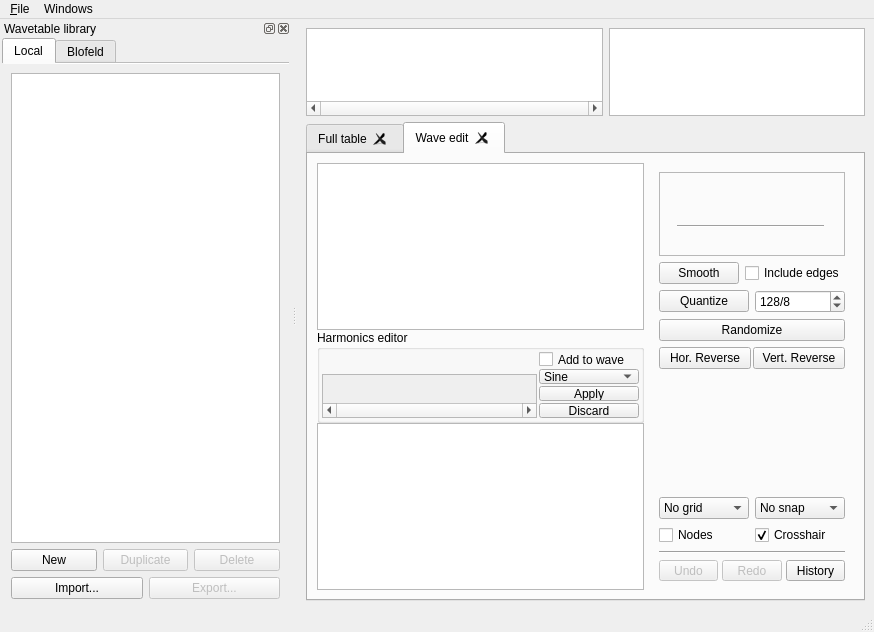
Qt form bigglesworth/ui/wavetables.ui (MaurizioB/Bigglesworth) before a commit.
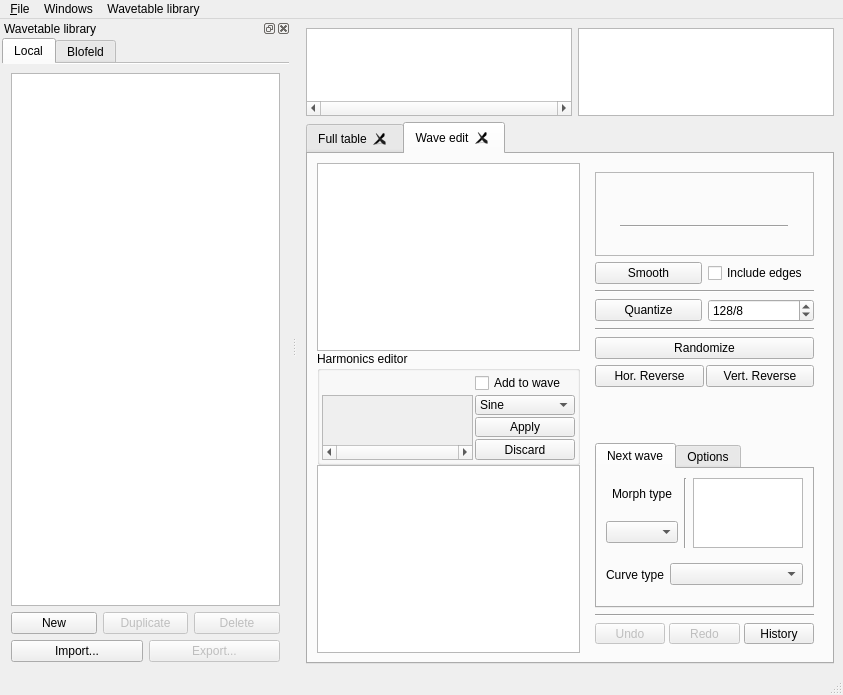
The same form after that commit. The open tabs and pages were chosen to show the change. Icons and pictures are not drawn. Custom widgets are drawn as their Qt base class.

Commit message: Support for curve morph, recent wavetable menu. Linear morph has been merged to Curve (which is linear by default), but undo is not implemented yet. Wavetable library menu widget changed to menu including recent tables, could still change (recent > file menu) to keep easier toggle for dock panel.

What changed in the file:
```diff
--- a/bigglesworth/ui/wavetables.ui
+++ b/bigglesworth/ui/wavetables.ui
@@ -6,14 +6,14 @@
    <rect>
     <x>0</x>
     <y>0</y>
-    <width>874</width>
-    <height>632</height>
+    <width>843</width>
+    <height>695</height>
    </rect>
   </property>
   <property name="minimumSize">
    <size>
-    <width>693</width>
-    <height>518</height>
+    <width>640</width>
+    <height>580</height>
    </size>
   </property>
   <property name="windowTitle">
@@ -526,7 +526,7 @@
        <attribute name="title">
         <string>Wave edit</string>
        </attribute>
-       <layout class="QGridLayout" name="gridLayout_2" columnstretch="9,0">
+       <layout class="QGridLayout" name="gridLayout_2" columnstretch="9,1">
         <property name="verticalSpacing">
          <number>0</number>
         </property>
@@ -711,79 +711,7 @@
         <item row="0" column="1" rowspan="3">
          <widget class="QWidget" name="editPanel" native="true">
           <layout class="QGridLayout" name="gridLayout_3">
-           <item row="6" column="0">
-            <spacer name="verticalSpacer">
-             <property name="orientation">
-              <enum>Qt::Vertical</enum>
-             </property>
-             <property name="sizeHint" stdset="0">
-              <size>
-               <width>20</width>
-               <height>40</height>
-              </size>
-             </property>
-            </spacer>
-           </item>
-           <item row="8" column="0">
-            <layout class="QGridLayout" name="gridLayout_5">
-             <item row="0" column="0">
-              <widget class="QComboBox" name="gridCombo">
-               <item>
-                <property name="text">
-                 <string>No grid</string>
-                </property>
-               </item>
-               <item>
-                <property name="text">
-                 <string>Main grid</string>
-                </property>
-               </item>
-               <item>
-                <property name="text">
-                 <string>Full grid</string>
-                </property>
-               </item>
-              </widget>
-             </item>
-             <item row="0" column="1">
-              <widget class="QComboBox" name="snapCombo">
-               <item>
-                <property name="text">
-                 <string>No snap</string>
-                </property>
-               </item>
-               <item>
-                <property name="text">
-                 <string>Grid snap</string>
-                </property>
-               </item>
-               <item>
-                <property name="text">
-                 <string>Big snap</string>
-                </property>
-               </item>
-              </widget>
-             </item>
-             <item row="1" column="0">
-              <widget class="QCheckBox" name="showNodesChk">
-               <property name="text">
-                <string>Nodes</string>
-               </property>
-              </widget>
-             </item>
-             <item row="1" column="1">
-              <widget class="QCheckBox" name="showCrosshairChk">
-               <property name="text">
-                <string>Crosshair</string>
-               </property>
-               <property name="checked">
-                <bool>true</bool>
-               </property>
-              </widget>
-             </item>
-            </layout>
-           </item>
-           <item row="3" column="0">
+           <item row="5" column="0">
             <widget class="QPushButton" name="randomBtn">
              <property name="text">
               <string>Randomize</string>
@@ -794,105 +722,6 @@
              </property>
             </widget>
            </item>
-           <item row="10" column="0">
-            <layout class="QHBoxLayout" name="horizontalLayout_5">
-             <property name="spacing">
-              <number>4</number>
-             </property>
-             <property name="margin">
-              <number>0</number>
-             </property>
-             <item>
-              <widget class="QToolButton" name="waveUndoBtn">
-               <property name="enabled">
-                <bool>false</bool>
-               </property>
-               <property name="sizePolicy">
-                <sizepolicy hsizetype="Preferred" vsizetype="Fixed">
-                 <horstretch>0</horstretch>
-                 <verstretch>0</verstretch>
-                </sizepolicy>
-               </property>
-               <property name="text">
-                <string>Undo</string>
-               </property>
-               <property name="icon">
-                <iconset theme="edit-undo">
-                 <normaloff>../../../../../../../</normaloff>../../../../../../../</iconset>
-               </property>
-              </widget>
-             </item>
-             <item>
-              <widget class="QToolButton" name="waveRedoBtn">
-               <property name="enabled">
-                <bool>false</bool>
-               </property>
-               <property name="sizePolicy">
-                <sizepolicy hsizetype="Preferred" vsizetype="Fixed">
-                 <horstretch>0</horstretch>
-                 <verstretch>0</verstretch>
-                </sizepolicy>
-               </property>
-               <property name="text">
-                <string>Redo</string>
-               </property>
-               <property name="icon">
-                <iconset theme="edit-redo">
-                 <normaloff>../../../../../.designer/backup</normaloff>../../../../../.designer/backup</iconset>
-               </property>
-              </widget>
-             </item>
-             <item>
-              <widget class="QToolButton" name="waveUndoHistoryBtn">
-               <property name="sizePolicy">
-                <sizepolicy hsizetype="Preferred" vsizetype="Fixed">
-                 <horstretch>0</horstretch>
-                 <verstretch>0</verstretch>
-                </sizepolicy>
-               </property>
-               <property name="toolTip">
-                <string>Show action history</string>
-               </property>
-               <property name="text">
-                <string>History</string>
-               </property>
-               <property name="icon">
-                <iconset theme="edit-undo-history">
-                 <normaloff>../../../../../.designer/backup</normaloff>../../../../../.designer/backup</iconset>
-               </property>
-              </widget>
-             </item>
-            </layout>
-           </item>
-           <item row="4" column="0">
-            <layout class="QHBoxLayout" name="horizontalLayout_2">
-             <property name="spacing">
-              <number>2</number>
-             </property>
-             <item>
-              <widget class="QPushButton" name="hRevBtn">
-               <property name="text">
-                <string>Hor. Reverse</string>
-               </property>
-               <property name="icon">
-                <iconset theme="distribute-horizontal">
-                 <normaloff>../../../../../.designer/backup</normaloff>../../../../../.designer/backup</iconset>
-               </property>
-              </widget>
-             </item>
-             <item>
-              <widget class="QPushButton" name="vRevBtn">
-               <property name="text">
-                <string>Vert. Reverse</string>
-               </property>
-               <property name="icon">
-                <iconset theme="distribute-vertical">
-                 <normaloff>../../../../../.designer/backup</normaloff>../../../../../.designer/backup</iconset>
-               </property>
-              </widget>
-             </item>
-            </layout>
-           </item>
            <item row="0" column="0">
             <widget class="QFrame" name="horizontalFrame">
              <property name="frameShape">
@@ -1238,36 +1067,7 @@
              </layout>
             </widget>
            </item>
-           <item row="9" column="0">
-            <widget class="Line" name="line">
-             <property name="orientation">
-              <enum>Qt::Horizontal</enum>
-             </property>
-            </widget>
-           </item>
-           <item row="1" column="0">
-            <layout class="QHBoxLayout" name="horizontalLayout_6">
-             <item>
-              <widget class="QPushButton" name="smoothBtn">
-               <property name="text">
-                <string>Smooth</string>
-               </property>
-               <property name="icon">
-                <iconset theme="node-type-auto-smooth">
-                 <normaloff>../../../../../.designer/backup</normaloff>../../../../../.designer/backup</iconset>
-               </property>
-              </widget>
-             </item>
-             <item>
-              <widget class="QCheckBox" name="smoothEdgesChk">
-               <property name="text">
-                <string>Include edges</string>
-               </property>
-              </widget>
-             </item>
-            </layout>
-           </item>
-           <item row="2" column="0">
+           <item row="3" column="0">
             <layout class="QHBoxLayout" name="horizontalLayout_11">
              <item>
               <widget class="QPushButton" name="quantizeBtn">
@@ -1299,6 +1099,359 @@
              </item>
             </layout>
            </item>
+           <item row="1" column="0">
+            <layout class="QHBoxLayout" name="horizontalLayout_6">
+             <item>
+              <widget class="QPushButton" name="smoothBtn">
+               <property name="text">
+                <string>Smooth</string>
+               </property>
+               <property name="icon">
+                <iconset theme="node-type-auto-smooth">
+                 <normaloff>../../../../../.designer/backup</normaloff>../../../../../.designer/backup</iconset>
+               </property>
+              </widget>
+             </item>
+             <item>
+              <widget class="QCheckBox" name="smoothEdgesChk">
+               <property name="text">
+                <string>Include edges</string>
+               </property>
+              </widget>
+             </item>
+            </layout>
+           </item>
+           <item row="12" column="0">
+            <layout class="QHBoxLayout" name="horizontalLayout_5">
+             <property name="spacing">
+              <number>4</number>
+             </property>
+             <property name="margin">
+              <number>0</number>
+             </property>
+             <item>
+              <widget class="QToolButton" name="waveUndoBtn">
+               <property name="enabled">
+                <bool>false</bool>
+               </property>
+               <property name="sizePolicy">
+                <sizepolicy hsizetype="Preferred" vsizetype="Fixed">
+                 <horstretch>0</horstretch>
+                 <verstretch>0</verstretch>
+                </sizepolicy>
+               </property>
+               <property name="text">
+                <string>Undo</string>
+               </property>
+               <property name="icon">
+                <iconset theme="edit-undo">
+                 <normaloff>../../../../../../../</normaloff>../../../../../../../</iconset>
+               </property>
+              </widget>
+             </item>
+             <item>
+              <widget class="QToolButton" name="waveRedoBtn">
+               <property name="enabled">
+                <bool>false</bool>
+               </property>
+               <property name="sizePolicy">
+                <sizepolicy hsizetype="Preferred" vsizetype="Fixed">
+                 <horstretch>0</horstretch>
+                 <verstretch>0</verstretch>
+                </sizepolicy>
+               </property>
+               <property name="text">
+                <string>Redo</string>
+               </property>
+               <property name="icon">
+                <iconset theme="edit-redo">
+                 <normaloff>../../../../../.designer/backup</normaloff>../../../../../.designer/backup</iconset>
+               </property>
+              </widget>
+             </item>
+             <item>
+              <widget class="QToolButton" name="waveUndoHistoryBtn">
+               <property name="sizePolicy">
+                <sizepolicy hsizetype="Preferred" vsizetype="Fixed">
+                 <horstretch>0</horstretch>
+                 <verstretch>0</verstretch>
+                </sizepolicy>
+               </property>
+               <property name="toolTip">
+                <string>Show action history</string>
+               </property>
+               <property name="text">
+                <string>History</string>
+               </property>
+               <property name="icon">
+                <iconset theme="edit-undo-history">
+                 <normaloff>../../../../../.designer/backup</normaloff>../../../../../.designer/backup</iconset>
+               </property>
+              </widget>
+             </item>
+            </layout>
+           </item>
+           <item row="11" column="0">
+            <widget class="Line" name="line">
+             <property name="orientation">
+              <enum>Qt::Horizontal</enum>
+             </property>
+            </widget>
+           </item>
+           <item row="6" column="0">
+            <layout class="QHBoxLayout" name="horizontalLayout_2">
+             <property name="spacing">
+              <number>2</number>
+             </property>
+             <item>
+              <widget class="QPushButton" name="hRevBtn">
+               <property name="text">
+                <string>Hor. Reverse</string>
+               </property>
+               <property name="icon">
+                <iconset theme="distribute-horizontal">
+                 <normaloff>../../../../../.designer/backup</normaloff>../../../../../.designer/backup</iconset>
+               </property>
+              </widget>
+             </item>
+             <item>
+              <widget class="QPushButton" name="vRevBtn">
+               <property name="text">
+                <string>Vert. Reverse</string>
+               </property>
+               <property name="icon">
+                <iconset theme="distribute-vertical">
+                 <normaloff>../../../../../.designer/backup</normaloff>../../../../../.designer/backup</iconset>
+               </property>
+              </widget>
+             </item>
+            </layout>
+           </item>
+           <item row="2" column="0">
+            <widget class="Line" name="line_5">
+             <property name="orientation">
+              <enum>Qt::Horizontal</enum>
+             </property>
+            </widget>
+           </item>
+           <item row="4" column="0">
+            <widget class="Line" name="line_6">
+             <property name="orientation">
+              <enum>Qt::Horizontal</enum>
+             </property>
+            </widget>
+           </item>
+           <item row="8" column="0">
+            <widget class="WaveTabWidget" name="tabWidget">
+             <property name="currentIndex">
+              <number>0</number>
+             </property>
+             <widget class="QWidget" name="nextTab">
+              <attribute name="icon">
+               <iconset theme="window-next">
+                <normaloff/>
+               </iconset>
+              </attribute>
+              <attribute name="title">
+               <string>Next wave</string>
+              </attribute>
+              <layout class="QGridLayout" name="gridLayout_12">
+               <item row="0" column="0">
+                <widget class="QLabel" name="morphLabel">
+                 <property name="sizePolicy">
+                  <sizepolicy hsizetype="Preferred" vsizetype="Maximum">
+                   <horstretch>0</horstretch>
+                   <verstretch>0</verstretch>
+                  </sizepolicy>
+                 </property>
+                 <property name="text">
+                  <string>Morph type</string>
+                 </property>
+                 <property name="alignment">
+                  <set>Qt::AlignCenter</set>
+                 </property>
+                </widget>
+               </item>
+               <item row="0" column="1" rowspan="2">
+                <widget class="Line" name="line_7">
+                 <property name="orientation">
+                  <enum>Qt::Vertical</enum>
+                 </property>
+                </widget>
+               </item>
+               <item row="0" column="2" rowspan="2">
+                <widget class="NextWaveView" name="nextView">
+                 <property name="sizePolicy">
+                  <sizepolicy hsizetype="Expanding" vsizetype="Maximum">
+                   <horstretch>0</horstretch>
+                   <verstretch>0</verstretch>
+                  </sizepolicy>
+                 </property>
+                 <property name="verticalScrollBarPolicy">
+                  <enum>Qt::ScrollBarAlwaysOff</enum>
+                 </property>
+                 <property name="horizontalScrollBarPolicy">
+                  <enum>Qt::ScrollBarAlwaysOff</enum>
+                 </property>
+                 <property name="backgroundBrush">
+                  <brush brushstyle="SolidPattern">
+                   <color alpha="255">
+                    <red>0</red>
+                    <green>0</green>
+                    <blue>0</blue>
+                   </color>
+                  </brush>
+                 </property>
+                 <property name="interactive">
+                  <bool>false</bool>
+                 </property>
+                 <property name="renderHints">
+                  <set>QPainter::Antialiasing|QPainter::TextAntialiasing</set>
+                 </property>
+                </widget>
+               </item>
+               <item row="1" column="0">
+                <widget class="QComboBox" name="nextTransformCombo"/>
+               </item>
+               <item row="2" column="0" colspan="3">
+                <widget class="QStackedWidget" name="nextTransformCycler">
+                 <property name="sizePolicy">
+                  <sizepolicy hsizetype="Preferred" vsizetype="Maximum">
+                   <horstretch>0</horstretch>
+                   <verstretch>0</verstretch>
+                  </sizepolicy>
+                 </property>
+                 <widget class="QWidget" name="noTransform"/>
+                 <widget class="QWidget" name="curveTransformPage">
+                  <layout class="QHBoxLayout" name="horizontalLayout_12">
+                   <property name="margin">
+                    <number>0</number>
+                   </property>
+                   <item>
+                    <widget class="QLabel" name="label_4">
+                     <property name="sizePolicy">
+                      <sizepolicy hsizetype="Maximum" vsizetype="Preferred">
+                       <horstretch>0</horstretch>
+                       <verstretch>0</verstretch>
+                      </sizepolicy>
+                     </property>
+                     <property name="text">
+                      <string>Curve type</string>
+                     </property>
+                    </widget>
+                   </item>
+                   <item>
+                    <widget class="CurveTransformCombo" name="curveTransformCombo"/>
+                   </item>
+                  </layout>
+                 </widget>
+                 <widget class="QWidget" name="translTransformPage">
+                  <layout class="QHBoxLayout" name="horizontalLayout_13">
+                   <item>
+                    <widget class="QLabel" name="label_5">
+                     <property name="text">
+                      <string>Offset</string>
+                     </property>
+                    </widget>
+                   </item>
+                   <item>
+                    <widget class="QSpinBox" name="spinBox">
+                     <property name="minimum">
+                      <number>-128</number>
+                     </property>
+                     <property name="maximum">
+                      <number>128</number>
+                     </property>
+                    </widget>
+                   </item>
+                  </layout>
+                 </widget>
+                </widget>
+               </item>
+              </layout>
+             </widget>
+             <widget class="QWidget" name="optionsTab">
+              <attribute name="icon">
+               <iconset theme="configure-shortcuts">
+                <normaloff/>
+               </iconset>
+              </attribute>
+              <attribute name="title">
+               <string>Options</string>
+              </attribute>
+              <layout class="QGridLayout" name="gridLayout_5">
+               <item row="0" column="0">
+                <widget class="QComboBox" name="gridCombo">
+                 <item>
+                  <property name="text">
+                   <string>No grid</string>
+                  </property>
+                 </item>
+                 <item>
+                  <property name="text">
+                   <string>Main grid</string>
+                  </property>
+                 </item>
+                 <item>
+                  <property name="text">
+                   <string>Full grid</string>
+                  </property>
+                 </item>
+                </widget>
+               </item>
+               <item row="0" column="1">
+                <widget class="QComboBox" name="snapCombo">
+                 <item>
+                  <property name="text">
+                   <string>No snap</string>
+                  </property>
+                 </item>
+                 <item>
+                  <property name="text">
+                   <string>Full grid snap</string>
+                  </property>
+                 </item>
+                 <item>
+                  <property name="text">
+                   <string>Main grid snap</string>
+                  </property>
+                 </item>
+                </widget>
+               </item>
+               <item row="1" column="0">
+                <widget class="QCheckBox" name="showNodesChk">
+                 <property name="text">
+                  <string>Nodes</string>
+                 </property>
+                </widget>
+               </item>
+               <item row="1" column="1">
+                <widget class="QCheckBox" name="showCrosshairChk">
+                 <property name="text">
+                  <string>Crosshair</string>
+                 </property>
+                 <property name="checked">
+                  <bool>true</bool>
+                 </property>
+                </widget>
+               </item>
+              </layout>
+             </widget>
+            </widget>
+           </item>
+           <item row="7" column="0">
+            <spacer name="verticalSpacer">
+             <property name="orientation">
+              <enum>Qt::Vertical</enum>
+             </property>
+             <property name="sizeHint" stdset="0">
+              <size>
+               <width>20</width>
+               <height>1</height>
+              </size>
+             </property>
+            </spacer>
+           </item>
           </layout>
          </widget>
         </item>
@@ -1313,7 +1466,7 @@
     <rect>
      <x>0</x>
      <y>0</y>
-     <width>874</width>
+     <width>843</width>
      <height>24</height>
     </rect>
    </property>
@@ -1333,8 +1486,15 @@
     <addaction name="separator"/>
     <addaction name="newWindowAction"/>
    </widget>
+   <widget class="QMenu" name="waveTableMenu">
+    <property name="title">
+     <string>Wavetable library</string>
+    </property>
+    <addaction name="showDockAction"/>
+   </widget>
    <addaction name="fileMenu"/>
    <addaction name="windowsMenu"/>
+   <addaction name="waveTableMenu"/>
   </widget>
   <widget class="QStatusBar" name="statusbar"/>
   <widget class="WaveTableDock" name="waveTableDock">
@@ -1686,6 +1846,28 @@
    <extends>QTableView</extends>
    <header>bigglesworth.wavetables.widgets</header>
   </customwidget>
+  <customwidget>
+   <class>NextWaveView</class>
+   <extends>QGraphicsView</extends>
+   <header>bigglesworth.wavetables.widgets</header>
+  </customwidget>
+  <customwidget>
+   <class>WaveTabWidget</class>
+   <extends>QTabWidget</extends>
+   <header>bigglesworth.wavetables.widgets</header>
+   <container>1</container>
+  </customwidget>
+  <customwidget>
+   <class>CurveTransformCombo</class>
+   <extends>QComboBox</extends>
+   <header>bigglesworth.wavetables.widgets</header>
+  </customwidget>
+  <customwidget>
+   <class>TransformWidget</class>
+   <extends>QWidget</extends>
+   <header>bigglesworth.wavetables.widgets</header>
+   <container>1</container>
+  </customwidget>
  </customwidgets>
  <resources/>
  <connections/>
```
Left out of the diff: 279 changed lines with no effect on the pictures. The commit also changes 10 other files.
